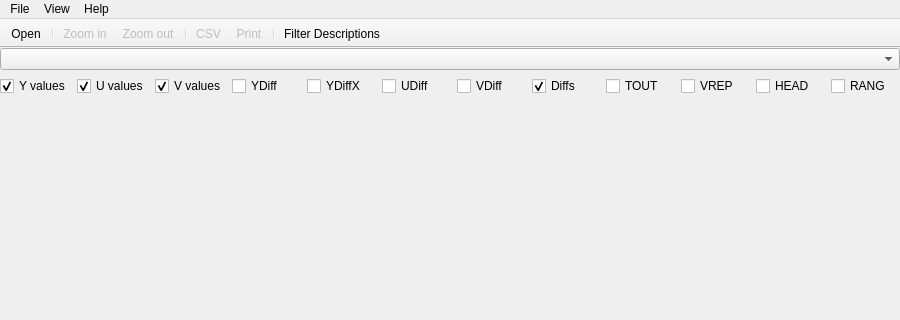
This is Source/GUI/mainwindow.ui in bavc/qctools as Qt 5 draws it before an edit; both pictures show x 0 to 900 and y 0 to 320 of the 900 by 800 pixel window. The edited form follows.
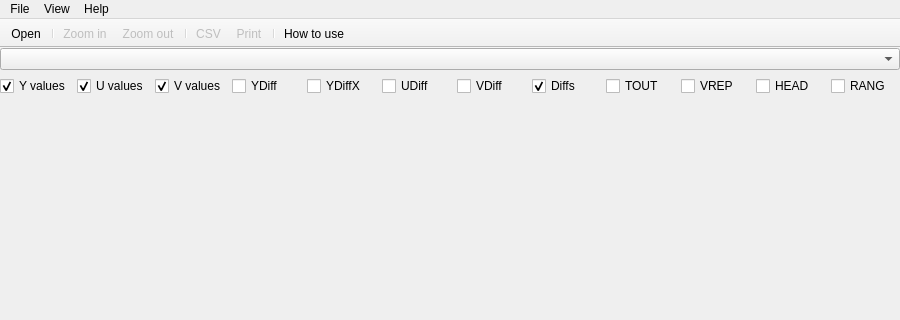
This is the edited form.

The edit to the form file:
```diff
--- a/Source/GUI/mainwindow.ui
+++ b/Source/GUI/mainwindow.ui
@@ -236,7 +236,7 @@
    <addaction name="actionCSV"/>
    <addaction name="actionPrint"/>
    <addaction name="separator"/>
-   <addaction name="actionFilterDescriptions"/>
+   <addaction name="actionHowToUse"/>
   </widget>
   <widget class="QStatusBar" name="statusBar">
    <property name="sizeGripEnabled">
@@ -282,6 +282,11 @@
     <string>Print</string>
    </property>
   </action>
+  <action name="actionHowToUse">
+   <property name="text">
+    <string>How to use</string>
+   </property>
+  </action>
   <action name="actionFilterDescriptions">
    <property name="text">
     <string>Filter Descriptions</string>
```
Left out of the diff: 7 changed lines with no effect on the pictures.
